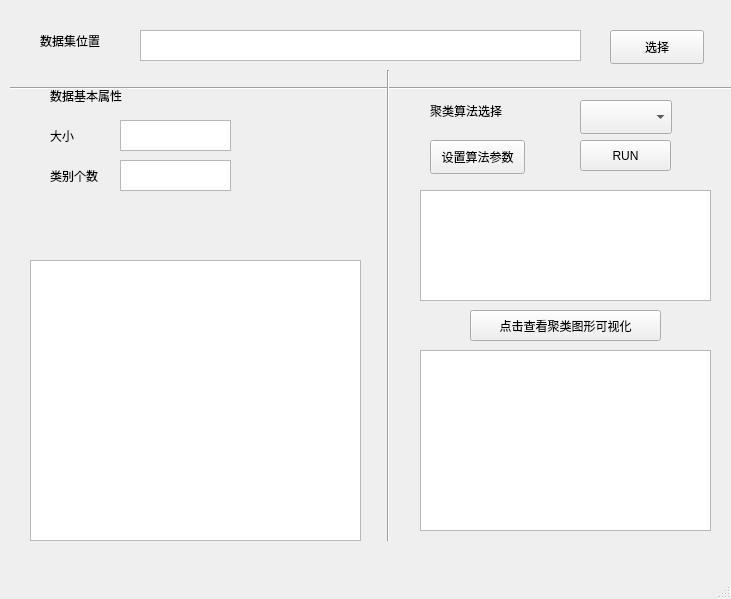
Before: the Qt Designer form UI/main.ui in Coder-Liuu/ancient_code, drawn with Qt 5.
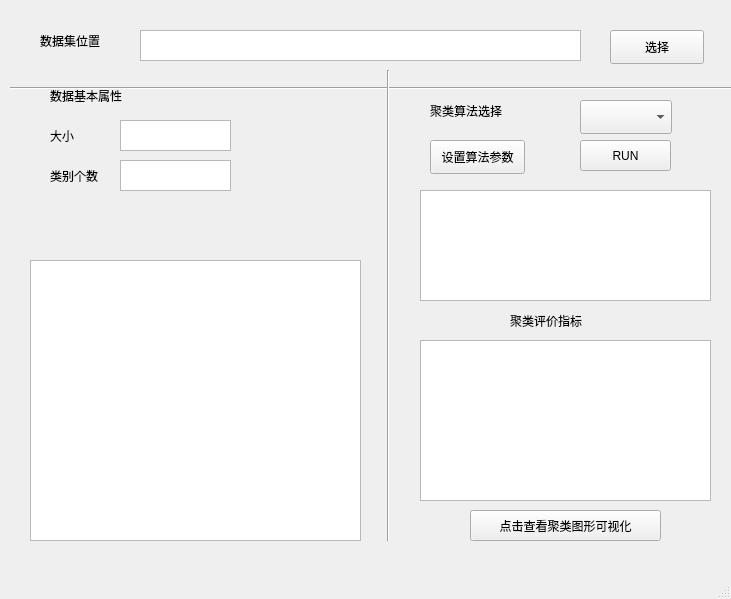
After: the same form once the commit is applied.

```diff
--- a/UI/main.ui
+++ b/UI/main.ui
@@ -158,9 +158,9 @@
     <property name="geometry">
      <rect>
       <x>420</x>
-      <y>350</y>
+      <y>340</y>
       <width>291</width>
-      <height>181</height>
+      <height>161</height>
      </rect>
     </property>
    </widget>
@@ -218,7 +218,7 @@
     <property name="geometry">
      <rect>
       <x>470</x>
-      <y>310</y>
+      <y>510</y>
       <width>191</width>
       <height>31</height>
      </rect>
@@ -227,6 +227,19 @@
      <string>点击查看聚类图形可视化</string>
     </property>
    </widget>
+   <widget class="QLabel" name="label_7">
+    <property name="geometry">
+     <rect>
+      <x>510</x>
+      <y>310</y>
+      <width>101</width>
+      <height>22</height>
+     </rect>
+    </property>
+    <property name="text">
+     <string>聚类评价指标</string>
+    </property>
+   </widget>
    <zorder>line_2</zorder>
    <zorder>label</zorder>
    <zorder>btn_choose_data</zorder>
```
Left out of the diff: 5 changed lines with no effect on the pictures.
